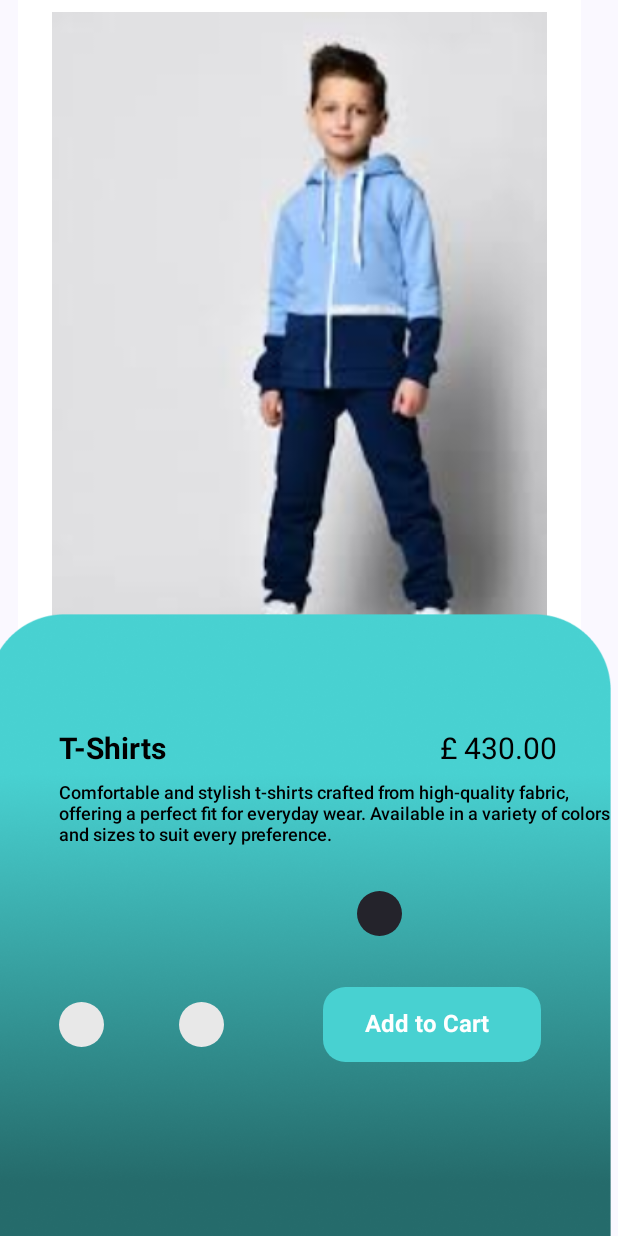
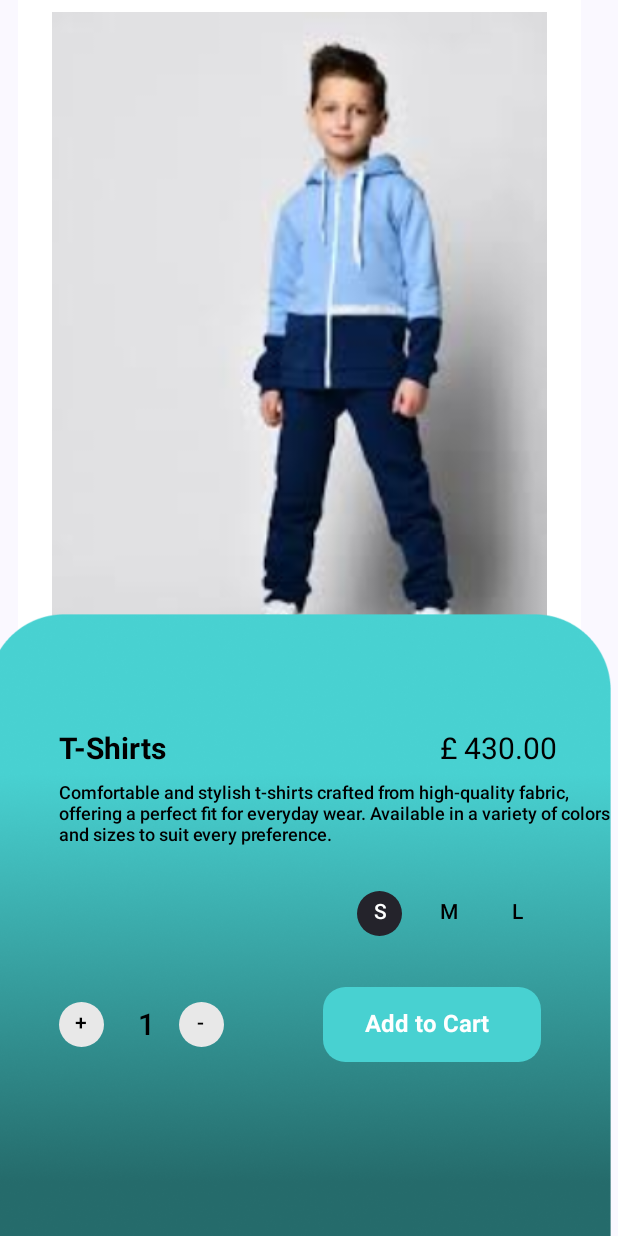
Before and after one commit to ram2105-star/fashionhub, an Android app built with Jetpack Compose: the DetailsPageActivity screen opened directly, with no data from a screen before it, on a phone screen of 412 x 824 dp. Run offline under Robolectric (Android 15) with nearby library versions, the phone set to English and light mode, and no system bars.

Commit message:
Info Activity completed

```diff
--- a/app/src/main/java/com/fashionhub/venkatasai/ItemInfoActivity.kt
+++ b/app/src/main/java/com/fashionhub/venkatasai/ItemInfoActivity.kt
@@ -162,7 +162,67 @@ fun Greeting(name: String, modifier: Modifier = Modifier) {
                     .requiredSize(size = 30.dp)
                     .clip(shape = CircleShape)
                     .background(color = Color(0xffe8e8e8)))
-            //2
+            Text(
+                text = "S",
+                color = Color.White,
+                style = TextStyle(
+                    fontSize = 14.sp,
+                    fontWeight = FontWeight.Medium),
+                modifier = Modifier
+                    .align(alignment = Alignment.TopStart)
+                    .offset(x = 237.dp,
+                        y = 680.dp))
+            Text(
+                text = "M",
+                color = Color.Black,
+                style = TextStyle(
+                    fontSize = 14.sp,
+                    fontWeight = FontWeight.Medium),
+                modifier = Modifier
+                    .align(alignment = Alignment.TopStart)
+                    .offset(x = 281.dp,
+                        y = 680.dp))
+            Text(
+                text = "+",
+                color = Color.Black,
+                style = TextStyle(
+                    fontSize = 14.sp,
+                    fontWeight = FontWeight.Medium),
+                modifier = Modifier
+                    .align(alignment = Alignment.TopStart)
+                    .offset(x = 38.dp,
+                        y = 754.dp))
+            Text(
+                text = "1",
+                color = Color.Black,
+                style = TextStyle(
+                    fontSize = 20.sp,
+                    fontWeight = FontWeight.Medium),
+                modifier = Modifier
+                    .align(alignment = Alignment.TopStart)
+                    .offset(x = 80.dp,
+                        y = 751.dp))
+            Text(
+                text = "L",
+                color = Color.Black,
+                style = TextStyle(
+                    fontSize = 14.sp,
+                    fontWeight = FontWeight.Medium),
+                modifier = Modifier
+                    .align(alignment = Alignment.TopStart)
+                    .offset(x = 329.dp,
+                        y = 680.dp))
+            Text(
+                text = "-",
+                color = Color.Black,
+                style = TextStyle(
+                    fontSize = 14.sp,
+                    fontWeight = FontWeight.Medium),
+                modifier = Modifier
+                    .align(alignment = Alignment.TopStart)
+                    .offset(x = 119.dp,
+                        y = 754.dp))
+
             val localContext = LocalContext.current
             Box(
                 modifier = Modifier
```
